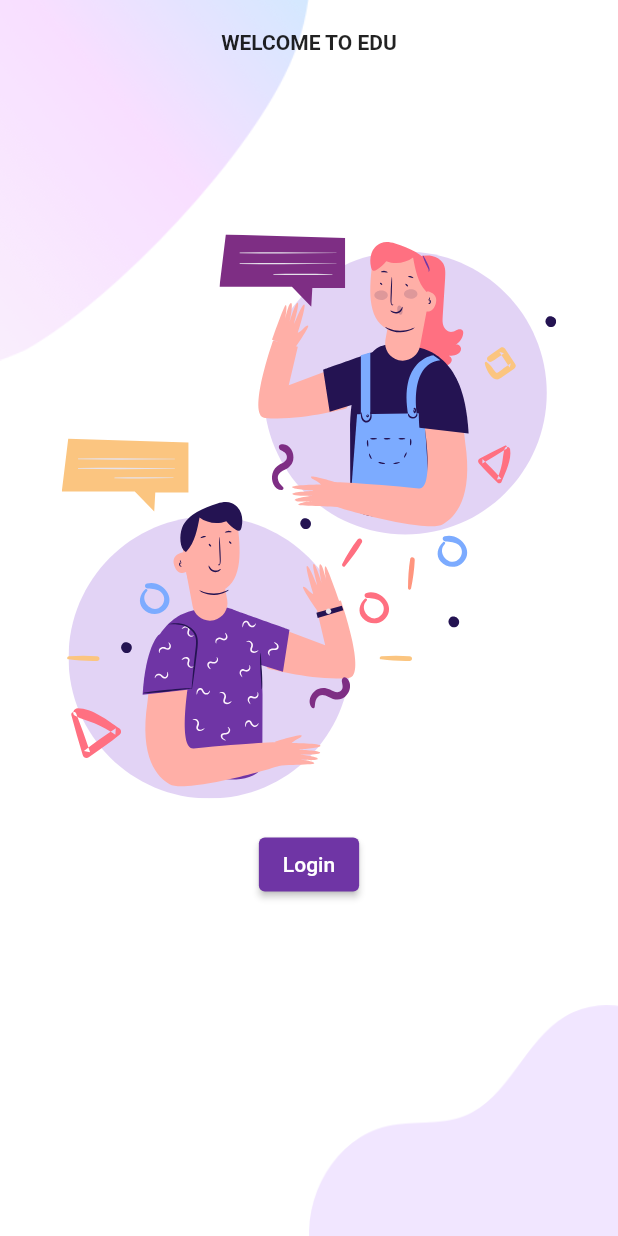
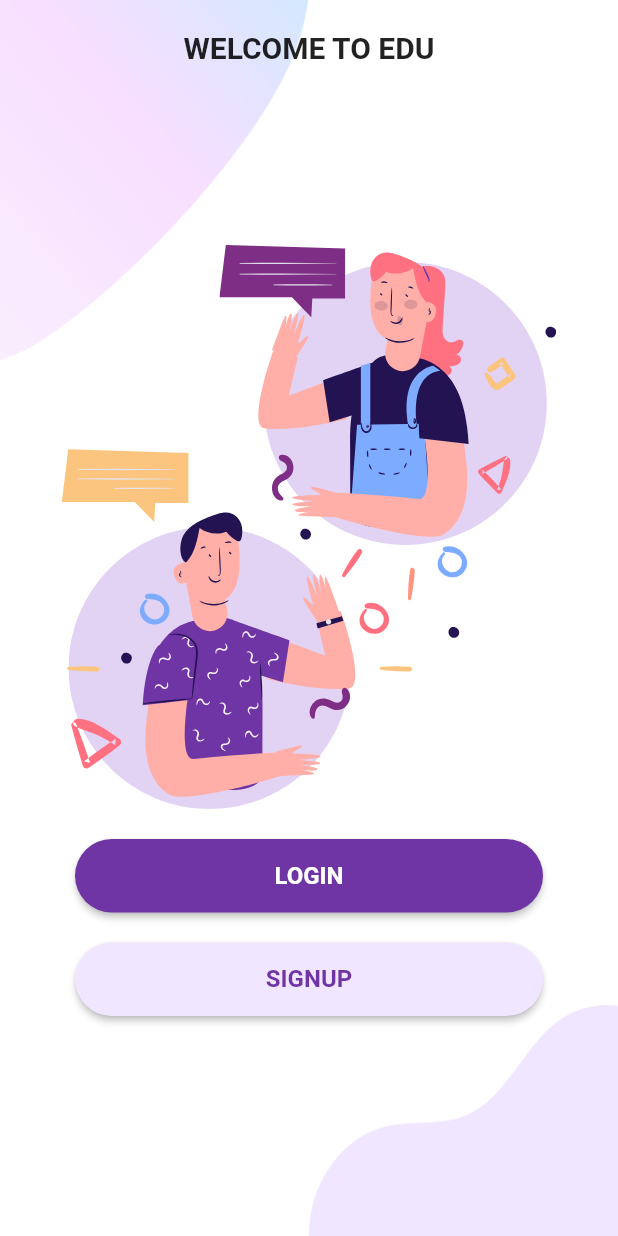
Before and after one commit to thuylinh23/login, a Flutter app: the screen it shows after launch, on a phone screen of 412 x 824 dp. Run offline on Flutter 3.47's test engine with Material 2 defaults, Android fonts, the phone set to English and light mode, and no system bars; our stand-ins replace flutter_svg.

```diff
--- a/lib/components/button.dart
+++ b/lib/components/button.dart
@@ -2,21 +2,32 @@ import 'package:flutter/material.dart';
 
 class Button extends StatelessWidget {
   Function() onPressed;
-  Color color;
+  Color colorBackground , colorText;
   String text;
   Button(
       {Key? key,
       required this.onPressed,
-      required this.color,
+      required this.colorBackground,required this.colorText,
       required this.text})
       : super(key: key);
 
   @override
   Widget build(BuildContext context) {
-    return ElevatedButton(
-      onPressed: onPressed,
-      child: Text(text),
-      style: ElevatedButton.styleFrom(primary: color, onPrimary: Colors.white),
+    return Container(
+      width: double.infinity,
+      padding: EdgeInsets.symmetric(horizontal: 50),
+      child: ElevatedButton(
+        onPressed: onPressed,
+        child: Text(text,style: TextStyle(fontSize: 16,fontWeight: FontWeight.w600),),
+        style: ElevatedButton.styleFrom(
+          primary: colorBackground,
+          onPrimary: colorText,
+          padding:const EdgeInsets.symmetric(vertical: 15),
+          shape: RoundedRectangleBorder(borderRadius: BorderRadius.circular(25),
+
+          ),
+        ),
+      ),
     );
   }
 }
--- a/lib/screens/welcome_screen/components/body.dart
+++ b/lib/screens/welcome_screen/components/body.dart
@@ -0,0 +1,58 @@
+import 'package:flutter/material.dart';
+import 'package:flutter_svg/svg.dart';
+import 'package:login/screens/welcome_screen/components/background.dart';
+
+import '../../../components/button.dart';
+import '../../../constants/colors.dart';
+import '../../login/login_screen.dart';
+import '../../signup/signUp_screen.dart';
+class Body extends StatelessWidget {
+  const Body({
+    Key? key,
+    required this.size,
+  }) : super(key: key);
+
+  final Size size;
+
+  @override
+  Widget build(BuildContext context) {
+    return Background(
+      size: size,
+      child: SingleChildScrollView(
+        child: Column(
+          mainAxisAlignment: MainAxisAlignment.center,
+          children: [
+            Container(
+              padding: const EdgeInsets.all(20),
+              alignment: Alignment.center,
+              child: const Text(
+                'WELCOME TO EDU',
+                style: TextStyle(fontWeight: FontWeight.w600,fontSize: 20),
+              ),
+            ),
+            Padding(
+              padding: const EdgeInsets.only(top: 100, bottom: 20),
+              child: SvgPicture.asset("assets/icons/chat.svg",
+                  width: size.width * 0.8),
+            ),
+            Button(
+              onPressed: () {
+                Navigator.push(context, MaterialPageRoute(builder:(_)=>LoginScreen()));
+              },
+              colorBackground: kPrimaryColor,
+              colorText: Colors.white,
+              text: 'Login'.toUpperCase(),
+            ),
+            const SizedBox(height: 20,),
+            Button(
+              onPressed: () {  Navigator.push(context, MaterialPageRoute(builder:(_)=>SignUpScreen()));},
+              colorText: kPrimaryColor,
+              colorBackground: kPrimaryLightColor,
+              text: 'SignUp'.toUpperCase(),
+            ),
+          ],
+        ),
+      ),
+    );
+  }
+}
--- a/lib/screens/welcome_screen/welcome_screen.dart
+++ b/lib/screens/welcome_screen/welcome_screen.dart
@@ -1,10 +1,6 @@
 import 'package:flutter/cupertino.dart';
 import 'package:flutter/material.dart';
-import 'package:flutter_svg/flutter_svg.dart';
-import 'package:login/constants/colors.dart';
-
-import '../../components/button.dart';
-import 'components/background.dart';
+import 'components/body.dart';
 
 class WelcomeScreen extends StatefulWidget {
   const WelcomeScreen({Key? key}) : super(key: key);
@@ -19,34 +15,7 @@ class _WelcomeScreenState extends State<WelcomeScreen> {
     Size size = MediaQuery.of(context).size;
 
     return Scaffold(
-      body: Background(
-        size: size,
-        child: SingleChildScrollView(
-          child: Column(
-            mainAxisAlignment: MainAxisAlignment.center,
-            children: [
-              Container(
-                padding: const EdgeInsets.all(20),
-                alignment: Alignment.center,
-                child: const Text(
-                  'WELCOME TO EDU',
-                  style: TextStyle(fontWeight: FontWeight.w600),
-                ),
-              ),
-              Padding(
-                padding: const EdgeInsets.only(top: 100, bottom: 20),
-                child: SvgPicture.asset("assets/icons/chat.svg",
-                    width: size.width * 0.8),
-              ),
-              Button(
-                onPressed: () {},
-                color: kPrimaryColor,
-                text: 'Login',
-              ),
-            ],
-          ),
-        ),
-      ),
+      body: Body(size: size),
     );
   }
 }
```
Also changed, not shown: lib/screens/login/components/background.dart (+8 -5 lines), lib/screens/login/login_screen.dart (+44 -4 lines), lib/screens/signup/signUp_screen.dart (added, +10 -0 lines).
